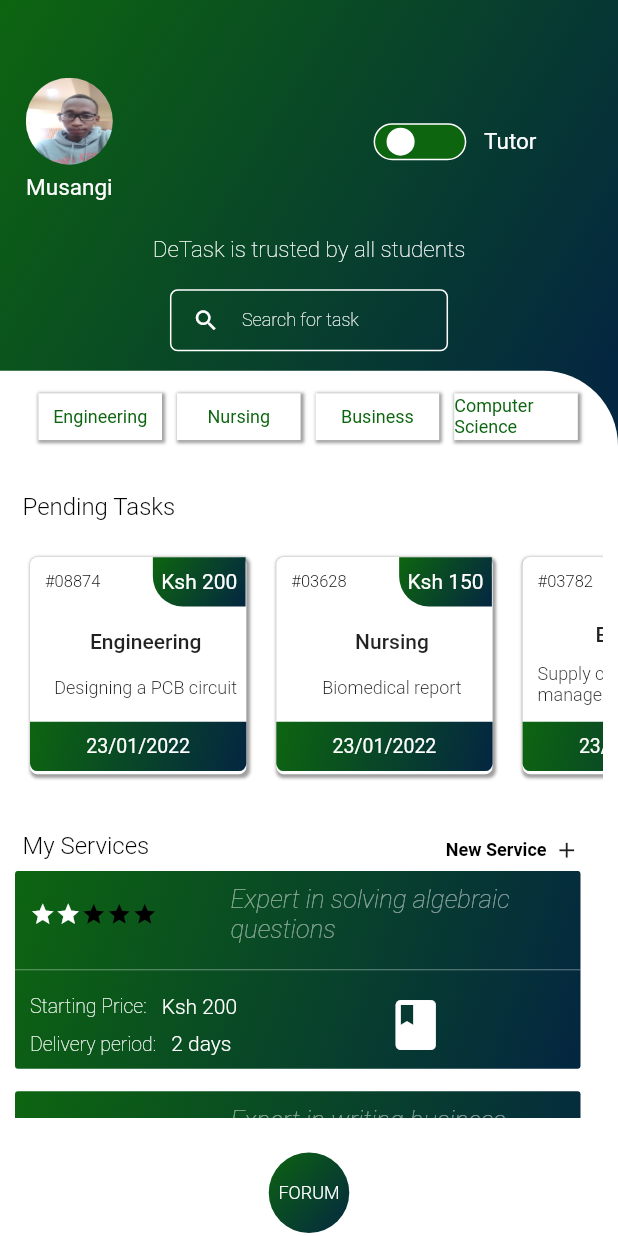
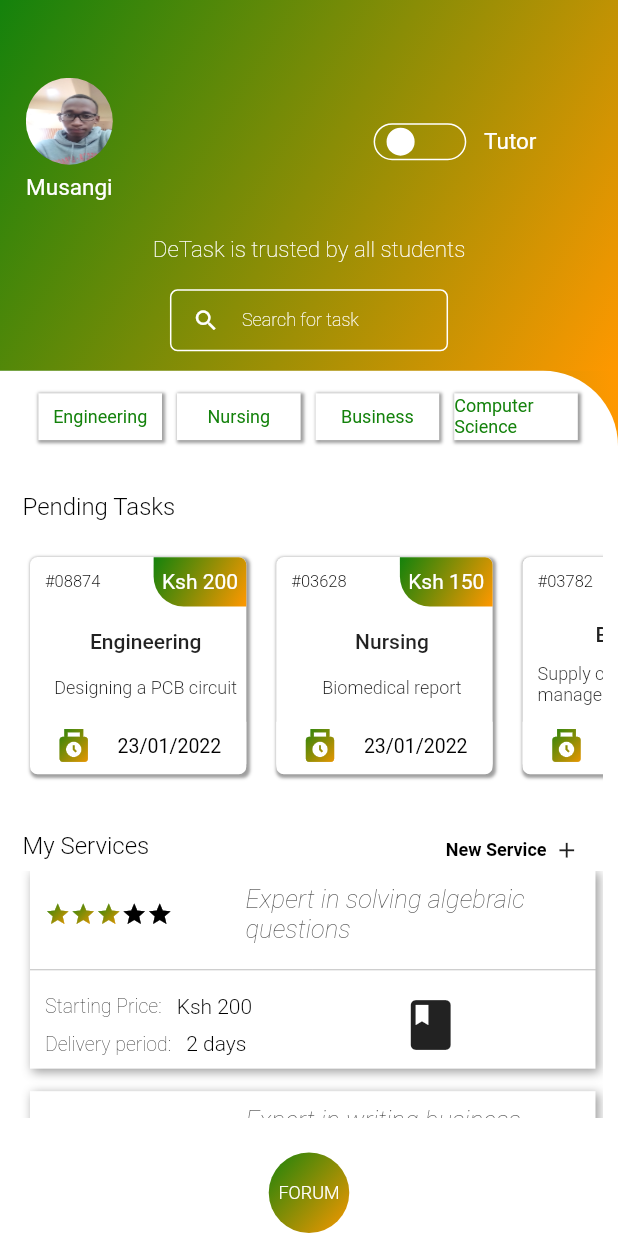
Before and after one commit to Trihz/De-TutorConnect, a Flutter app: the screen it shows after launch, on a phone screen of 412 x 824 dp. Run offline on Flutter 3.47's test engine with Material 2 defaults, Android fonts, the phone set to English and light mode, and no system bars; drawn by our look-alikes of animated_text_kit, flutter_switch; our stand-ins replace fluttertoast.

Commit message:
Homescreen UI update

```diff
--- a/lib/StudentHomescreen/student_homescreen.dart
+++ b/lib/StudentHomescreen/student_homescreen.dart
@@ -18,8 +18,8 @@
 
 class _StudentHomescreenState extends State<StudentHomescreen> {
   // variable to define the homescreen main color
-  Color studentScreenColor = const Color.fromARGB(255, 13, 101, 16);
-  Color studentScreenColor2 = const Color.fromARGB(255, 4, 38, 65);
+  Color studentScreenColor = Color.fromARGB(255, 20, 130, 12);
+  Color studentScreenColor2 = Colors.orange;
 
   // list to store the homewrok categories
   List homeworksList = [
@@ -125,8 +125,8 @@
                       width: 4.0,
                     ),
                     switchBorder: Border.all(color: Colors.white),
-                    activeColor: studentScreenColor,
-                    inactiveColor: studentScreenColor,
+                    activeColor: Colors.transparent,
+                    inactiveColor: Colors.transparent,
                     onToggle: (val) {
                       setState(() {
                         mode = val;
@@ -370,7 +370,7 @@
                                     width: MediaQuery.of(context).size.width *
                                         0.15,
                                     margin: const EdgeInsets.only(
-                                        top: 0.2, right: 0.5),
+                                        top: 0.2, right: 0),
                                     decoration: BoxDecoration(
                                       gradient: LinearGradient(
                                           colors: [
@@ -381,6 +381,7 @@
                                           end: Alignment.bottomRight),
                                       borderRadius: const BorderRadius.only(
                                         bottomLeft: Radius.circular(20),
+                                        topRight: Radius.circular(5),
                                       ),
                                     ),
                                     child: Center(
@@ -414,26 +415,37 @@
                         Container(
                             height: MediaQuery.of(context).size.height * 0.04,
                             width: MediaQuery.of(context).size.width * 0.35,
-                            decoration: BoxDecoration(
-                              gradient: LinearGradient(
-                                  colors: [
-                                    studentScreenColor,
-                                    studentScreenColor2
-                                  ],
-                                  begin: Alignment.topLeft,
-                                  end: Alignment.bottomRight),
-                              borderRadius: const BorderRadius.only(
+                            decoration: const BoxDecoration(
+                              color: Colors.white,
+                              borderRadius: BorderRadius.only(
                                 bottomLeft: Radius.circular(5),
                                 bottomRight: Radius.circular(5),
                               ),
                             ),
                             child: Center(
-                                child: Text(
-                              tasksPending[index]![4].toString(),
-                              style: const TextStyle(
-                                  color: Colors.white,
-                                  fontSize: 13,
-                                  fontWeight: FontWeight.w400),
+                                child: Row(
+                              mainAxisAlignment: MainAxisAlignment.spaceEvenly,
+                              children: [
+                                GradientIcon(
+                                  Icons.punch_clock,
+                                  25,
+                                  LinearGradient(
+                                    colors: [
+                                      studentScreenColor,
+                                      studentScreenColor2,
+                                    ],
+                                    begin: Alignment.topLeft,
+                                    end: Alignment.bottomRight,
+                                  ),
+                                ),
+                                Text(
+                                  tasksPending[index]![4].toString(),
+                                  style: const TextStyle(
+                                      color: Colors.black,
+                                      fontSize: 13,
+                                      fontWeight: FontWeight.w400),
+                                ),
+                              ],
                             ))),
                       ],
                     ),
@@ -508,13 +520,17 @@
                   return Container(
                     height: MediaQuery.of(context).size.height * 0.16,
                     width: MediaQuery.of(context).size.width * 1,
-                    margin: const EdgeInsets.only(bottom: 15, right: 15),
-                    decoration: BoxDecoration(
-                      gradient: LinearGradient(
-                          colors: [studentScreenColor, studentScreenColor2],
-                          begin: Alignment.topLeft,
-                          end: Alignment.bottomRight),
-                      borderRadius: const BorderRadius.all(Radius.circular(2)),
+                    margin:
+                        const EdgeInsets.only(bottom: 15, right: 5, left: 10),
+                    decoration: const BoxDecoration(
+                      color: Colors.white,
+                      boxShadow: [
+                        BoxShadow(
+                            color: Colors.grey,
+                            offset: Offset(2, 2),
+                            blurRadius: 5,
+                            spreadRadius: 1)
+                      ],
                     ),
                     child: Column(
                       mainAxisAlignment: MainAxisAlignment.spaceEvenly,
@@ -528,32 +544,67 @@
                                   color: Colors.transparent),
                               child: Row(
                                 mainAxisAlignment: MainAxisAlignment.start,
-                                children: const [
+                                children: [
                                   SizedBox(width: 10),
-                                  Icon(
+                                  GradientIcon(
                                     Icons.star,
-                                    size: 17,
-                                    color: Colors.white,
+                                    17,
+                                    LinearGradient(
+                                      colors: [
+                                        studentScreenColor,
+                                        studentScreenColor2,
+                                      ],
+                                      begin: Alignment.topLeft,
+                                      end: Alignment.bottomRight,
+                                    ),
                                   ),
-                                  Icon(
+                                  GradientIcon(
                                     Icons.star,
-                                    size: 17,
-                                    color: Colors.white,
+                                    17,
+                                    LinearGradient(
+                                      colors: [
+                                        studentScreenColor,
+                                        studentScreenColor2,
+                                      ],
+                                      begin: Alignment.topLeft,
+                                      end: Alignment.bottomRight,
+                                    ),
                                   ),
-                                  Icon(
+                                  GradientIcon(
                                     Icons.star,
-                                    size: 17,
-                                    color: Colors.black,
+                                    17,
+                                    LinearGradient(
+                                      colors: [
+                                        studentScreenColor,
+                                        studentScreenColor2,
+                                      ],
+                                      begin: Alignment.topLeft,
+                                      end: Alignment.bottomRight,
+                                    ),
                                   ),
-                                  Icon(
+                                  GradientIcon(
                                     Icons.star,
-                                    size: 17,
-                                    color: Colors.black,
+                                    17,
+                                    const LinearGradient(
+                                      colors: [
+                                        Colors.black,
+                                        Colors.black,
+                                      ],
+                                      begin: Alignment.topLeft,
+                                      end: Alignment.bottomRight,
+                                    ),
                                   ),
-                                  Icon(
+                                  GradientIcon(
                                     Icons.star,
-                                    size: 17,
-                                    color: Colors.black,
+                                    17,
+                                    const LinearGradient(
+                                      colors: [
+                                        Colors.black,
+                                        Colors.black,
+                                      ],
+                                      begin: Alignment.topLeft,
+                                      end: Alignment.bottomRight,
+                                    ),
                                   ),
                                 ],
                               ),
@@ -569,14 +620,14 @@
                                     style: const TextStyle(
                                         fontWeight: FontWeight.w100,
                                         fontStyle: FontStyle.italic,
-                                        color: Colors.white54,
+                                        color: Colors.black87,
                                         fontSize: 17)),
                               ),
                             ),
                           ],
                         ),
                         const Divider(
-                          color: Colors.white38,
+                          color: Colors.black26,
                         ),
                         Row(
                           children: [
@@ -595,13 +646,13 @@
                                       const Text("Starting Price:",
                                           style: TextStyle(
                                               fontWeight: FontWeight.w200,
-                                              color: Colors.white,
+                                              color: Colors.black,
                                               fontSize: 13)),
                                       const SizedBox(width: 10),
                                       Text("Ksh ${myServicesList[index]![1]}",
                                           style: const TextStyle(
                                               fontWeight: FontWeight.w300,
-                                              color: Colors.white,
+                                              color: Colors.black,
                                               fontSize: 14)),
                                     ],
                                   ),
@@ -619,13 +670,13 @@
                                       const Text("Delivery period:",
                                           style: TextStyle(
                                               fontWeight: FontWeight.w200,
-                                              color: Colors.white,
+                                              color: Colors.black,
                                               fontSize: 13)),
                                       const SizedBox(width: 10),
                                       Text(myServicesList[index]![2],
                                           style: const TextStyle(
                                               fontWeight: FontWeight.w300,
-                                              color: Colors.white,
+                                              color: Colors.black,
                                               fontSize: 14)),
                                     ],
                                   ),
@@ -634,7 +685,7 @@
                             ),
                             const Icon(
                               Icons.book,
-                              color: Colors.white,
+                              color: Colors.black87,
                               size: 40,
                             )
                           ],
```
